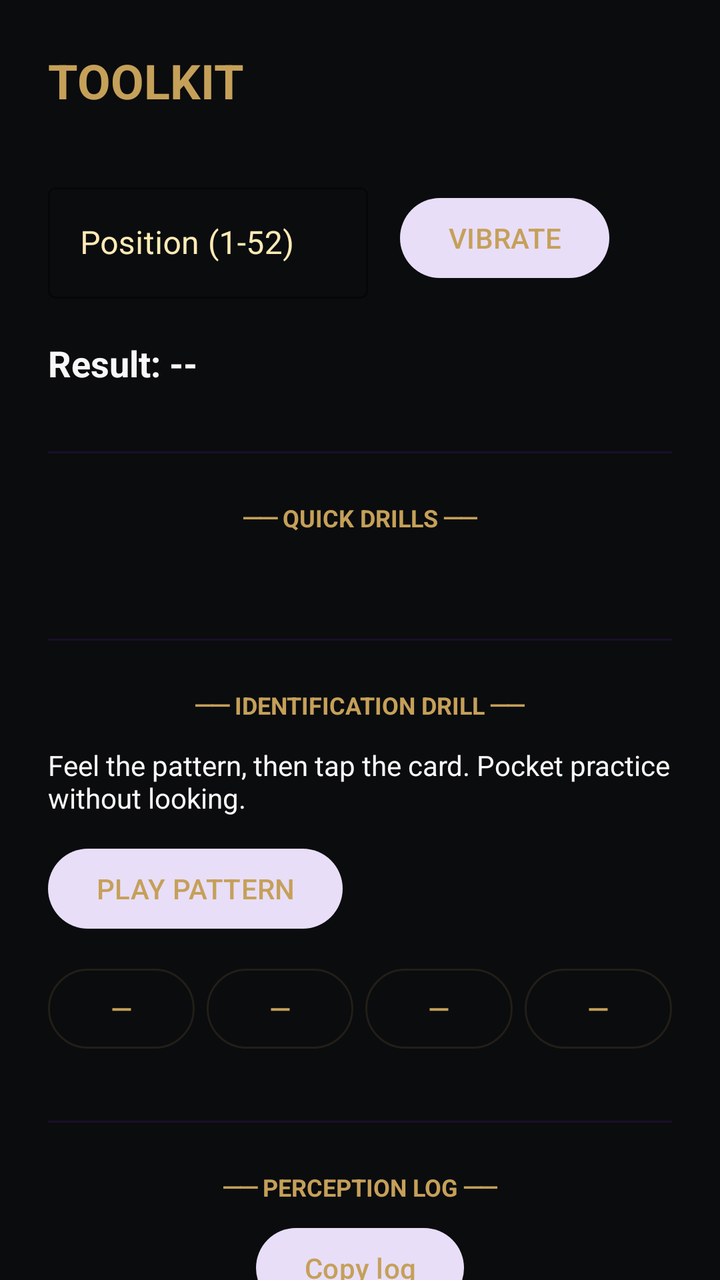
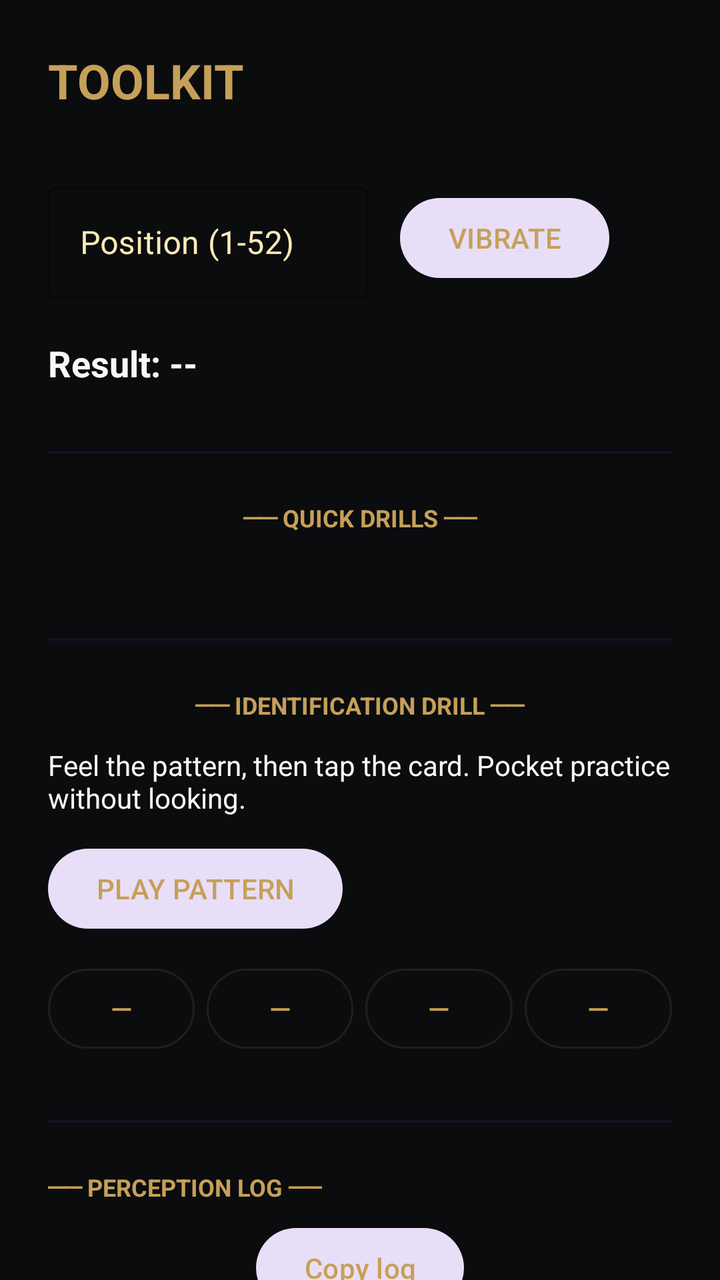

Before-and-after screenshots of an Android layout around one commit, followed by the original layout XML and the change that was made.
<!-- AndroidManifest.xml: application theme Theme.MagicHaptic -->
<!-- res/layout/fragment_test.xml -->
<?xml version="1.0" encoding="utf-8"?>
<androidx.coordinatorlayout.widget.CoordinatorLayout xmlns:android="http://schemas.android.com/apk/res/android"
    xmlns:app="http://schemas.android.com/apk/res-auto"
    android:layout_width="match_parent"
    android:layout_height="match_parent"
    android:background="@color/obsidian_black">

    <androidx.core.widget.NestedScrollView
        android:layout_width="match_parent"
        android:layout_height="match_parent">

        <androidx.constraintlayout.widget.ConstraintLayout
            android:layout_width="match_parent"
            android:layout_height="wrap_content"
            android:padding="24dp">

            <TextView
                android:id="@+id/tvTestMode"
                android:layout_width="wrap_content"
                android:layout_height="wrap_content"
                android:text="TOOLKIT"
                android:textColor="@color/antique_gold"
                android:textSize="24sp"
                android:textStyle="bold"
                app:layout_constraintStart_toStartOf="parent"
                app:layout_constraintTop_toTopOf="parent" />

            
            <com.google.android.material.textfield.TextInputLayout
                android:id="@+id/tilManualPosition"
                style="@style/Widget.MaterialComponents.TextInputLayout.OutlinedBox"
                android:layout_width="160dp"
                android:layout_height="wrap_content"
                android:layout_marginTop="32dp"
                android:hint="Position (1-52)"
                android:textColorHint="@color/gold_glow"
                app:boxStrokeColor="@color/antique_gold"
                app:hintTextColor="@color/antique_gold"
                app:layout_constraintStart_toStartOf="parent"
                app:layout_constraintTop_toBottomOf="@id/tvTestMode">

                <com.google.android.material.textfield.TextInputEditText
                    android:id="@+id/etManualPosition"
                    android:layout_width="match_parent"
                    android:layout_height="wrap_content"
                    android:inputType="number"
                    android:textColor="@color/magic_white" />
            </com.google.android.material.textfield.TextInputLayout>

            <Button
                android:id="@+id/btnVibrateManual"
                style="@style/Widget.Material3.Button.TonalButton"
                android:layout_width="wrap_content"
                android:layout_height="wrap_content"
                android:layout_marginStart="16dp"
                android:text="VIBRATE"
                android:textColor="@color/antique_gold"
                app:layout_constraintBottom_toBottomOf="@id/tilManualPosition"
                app:layout_constraintStart_toEndOf="@id/tilManualPosition"
                app:layout_constraintTop_toTopOf="@id/tilManualPosition" />

            <TextView
                android:id="@+id/tvManualCardInfo"
                android:layout_width="match_parent"
                android:layout_height="wrap_content"
                android:layout_marginTop="20dp"
                android:text="Result: --"
                android:textColor="@color/magic_white"
                android:textSize="18sp"
                android:textStyle="bold"
                app:layout_constraintTop_toBottomOf="@id/tilManualPosition" />

            <com.google.android.material.divider.MaterialDivider
                android:id="@+id/divider1"
                android:layout_width="match_parent"
                android:layout_height="wrap_content"
                android:layout_marginTop="32dp"
                app:dividerColor="@color/deep_velvet"
                app:layout_constraintTop_toBottomOf="@id/tvManualCardInfo" />

            
            <TextView
                android:id="@+id/tvQuickTestHeader"
                android:layout_width="wrap_content"
                android:layout_height="wrap_content"
                android:layout_marginTop="24dp"
                android:text="── QUICK DRILLS ──"
                android:textColor="@color/antique_gold"
                android:textSize="12sp"
                android:textStyle="bold"
                app:layout_constraintEnd_toEndOf="parent"
                app:layout_constraintStart_toStartOf="parent"
                app:layout_constraintTop_toBottomOf="@id/divider1" />

            <GridLayout
                android:id="@+id/cardGrid"
                android:layout_width="match_parent"
                android:layout_height="wrap_content"
                android:layout_marginTop="20dp"
                android:columnCount="4"
                android:useDefaultMargins="true"
                android:alignmentMode="alignBounds"
                app:layout_constraintTop_toBottomOf="@id/tvQuickTestHeader" />

            <com.google.android.material.divider.MaterialDivider
                android:id="@+id/dividerDrill"
                android:layout_width="match_parent"
                android:layout_height="wrap_content"
                android:layout_marginTop="32dp"
                app:dividerColor="@color/deep_velvet"
                app:layout_constraintTop_toBottomOf="@id/cardGrid" />

            <TextView
                android:id="@+id/tvDrillHeader"
                android:layout_width="wrap_content"
                android:layout_height="wrap_content"
                android:layout_marginTop="24dp"
                android:text="── IDENTIFICATION DRILL ──"
                android:textColor="@color/antique_gold"
                android:textSize="12sp"
                android:textStyle="bold"
                app:layout_constraintEnd_toEndOf="parent"
                app:layout_constraintStart_toStartOf="parent"
                app:layout_constraintTop_toBottomOf="@id/dividerDrill" />

            <TextView
                android:id="@+id/tvDrillStatus"
                android:layout_width="match_parent"
                android:layout_height="wrap_content"
                android:layout_marginTop="12dp"
                android:text="Feel the pattern, then tap the card. Pocket practice without looking."
                android:textColor="@color/magic_white"
                android:textSize="14sp"
                app:layout_constraintTop_toBottomOf="@id/tvDrillHeader" />

            <Button
                android:id="@+id/btnStartDrill"
                style="@style/Widget.Material3.Button.TonalButton"
                android:layout_width="wrap_content"
                android:layout_height="wrap_content"
                android:layout_marginTop="12dp"
                android:text="PLAY PATTERN"
                android:textColor="@color/antique_gold"
                app:layout_constraintStart_toStartOf="parent"
                app:layout_constraintTop_toBottomOf="@id/tvDrillStatus" />

            <LinearLayout
                android:id="@+id/drillOptions"
                android:layout_width="match_parent"
                android:layout_height="wrap_content"
                android:layout_marginTop="12dp"
                android:orientation="horizontal"
                app:layout_constraintTop_toBottomOf="@id/btnStartDrill">

                <Button
                    android:id="@+id/btnDrill1"
                    style="@style/Widget.Material3.Button.OutlinedButton"
                    android:layout_width="0dp"
                    android:layout_height="wrap_content"
                    android:layout_marginEnd="6dp"
                    android:layout_weight="1"
                    android:enabled="false"
                    android:text="—"
                    android:textColor="@color/antique_gold" />

                <Button
                    android:id="@+id/btnDrill2"
                    style="@style/Widget.Material3.Button.OutlinedButton"
                    android:layout_width="0dp"
                    android:layout_height="wrap_content"
                    android:layout_marginEnd="6dp"
                    android:layout_weight="1"
                    android:enabled="false"
                    android:text="—"
                    android:textColor="@color/antique_gold" />

                <Button
                    android:id="@+id/btnDrill3"
                    style="@style/Widget.Material3.Button.OutlinedButton"
                    android:layout_width="0dp"
                    android:layout_height="wrap_content"
                    android:layout_marginEnd="6dp"
                    android:layout_weight="1"
                    android:enabled="false"
                    android:text="—"
                    android:textColor="@color/antique_gold" />

                <Button
                    android:id="@+id/btnDrill4"
                    style="@style/Widget.Material3.Button.OutlinedButton"
                    android:layout_width="0dp"
                    android:layout_height="wrap_content"
                    android:layout_weight="1"
                    android:enabled="false"
                    android:text="—"
                    android:textColor="@color/antique_gold" />
            </LinearLayout>

            <com.google.android.material.divider.MaterialDivider
                android:id="@+id/divider2"
                android:layout_width="match_parent"
                android:layout_height="wrap_content"
                android:layout_marginTop="32dp"
                app:dividerColor="@color/deep_velvet"
                app:layout_constraintTop_toBottomOf="@id/drillOptions" />

            
            <TextView
                android:id="@+id/tvSpeechLogHeader"
                android:layout_width="wrap_content"
                android:layout_height="wrap_content"
                android:layout_marginTop="24dp"
                android:text="── PERCEPTION LOG ──"
                android:textColor="@color/antique_gold"
                android:textSize="12sp"
                android:textStyle="bold"
                app:layout_constraintEnd_toEndOf="parent"
                app:layout_constraintStart_toStartOf="parent"
                app:layout_constraintTop_toBottomOf="@id/divider2" />

            <Button
                android:id="@+id/btnCopySpeechLog"
                style="@style/Widget.Material3.Button.TonalButton"
                android:layout_width="wrap_content"
                android:layout_height="wrap_content"
                android:layout_marginTop="8dp"
                android:text="@string/copy_speech_log"
                android:textColor="@color/antique_gold"
                app:layout_constraintEnd_toEndOf="parent"
                app:layout_constraintStart_toStartOf="parent"
                app:layout_constraintTop_toBottomOf="@id/tvSpeechLogHeader" />

            <androidx.recyclerview.widget.RecyclerView
                android:id="@+id/rvSpeechLog"
                android:layout_width="match_parent"
                android:layout_height="300dp"
                android:layout_marginTop="16dp"
                android:clipToPadding="false"
                android:fadeScrollbars="true"
                app:layout_constraintTop_toBottomOf="@id/btnCopySpeechLog" />

        </androidx.constraintlayout.widget.ConstraintLayout>
    </androidx.core.widget.NestedScrollView>

</androidx.coordinatorlayout.widget.CoordinatorLayout>
<!-- resources referenced by this layout -->
<resources>
  <color name="antique_gold">#C5A059</color>
  <color name="deep_velvet">#1A0F2E</color>
  <color name="gold_glow">#FFEBB5</color>
  <color name="magic_white">#F8F8F8</color>
  <color name="obsidian_black">#0B0C0E</color>
  <string name="copy_speech_log">Copy log</string>
  <style name="Theme.MagicHaptic" parent="Theme.Material3.DayNight.NoActionBar">
          
          <item name="colorPrimary">@color/antique_gold</item>
          <item name="colorOnPrimary">@color/obsidian_black</item>
          
          
          <item name="colorSecondary">@color/deep_velvet</item>
          <item name="colorOnSecondary">@color/antique_gold</item>
          
          
          <item name="android:statusBarColor">@color/obsidian_black</item>
          <item name="android:navigationBarColor">@color/obsidian_black</item>
          <item name="android:windowBackground">@color/obsidian_black</item>
          
          
          <item name="colorSurface">@color/obsidian_black</item>
          <item name="colorOnSurface">@color/antique_gold</item>
          <item name="colorSurfaceVariant">#1A1B1E</item>
          <item name="colorOnSurfaceVariant">@color/gold_glow</item>
  
          
          <item name="snackbarStyle">@style/Widget.MaterialComponents.Snackbar</item>
      </style>
</resources>

<!-- the commit's change to res/layout/fragment_test.xml (unified diff, before → after) -->
@@ -207,15 +207,16 @@
             
             <TextView
                 android:id="@+id/tvSpeechLogHeader"
-                android:layout_width="wrap_content"
+                android:layout_width="0dp"
                 android:layout_height="wrap_content"
                 android:layout_marginTop="24dp"
+                android:layout_marginEnd="12dp"
                 android:text="── PERCEPTION LOG ──"
                 android:textColor="@color/antique_gold"
                 android:textSize="12sp"
                 android:textStyle="bold"
-                app:layout_constraintEnd_toEndOf="parent"
-                app:layout_constraintStart_toStartOf="parent"
+                app:layout_constraintStart_toStartOf="parent"
+                app:layout_constraintEnd_toStartOf="@+id/btnClearSpeechLog"
                 app:layout_constraintTop_toBottomOf="@id/divider2" />
 
             <Button
@@ -229,6 +230,15 @@
                 app:layout_constraintEnd_toEndOf="parent"
                 app:layout_constraintStart_toStartOf="parent"
                 app:layout_constraintTop_toBottomOf="@id/tvSpeechLogHeader" />
+                android:id="@+id/btnClearSpeechLog"
+                style="@style/Widget.Material3.Button.TextButton"
+                android:layout_width="wrap_content"
+                android:layout_height="wrap_content"
+                android:text="@string/clear_speech_log"
+                android:textColor="@color/antique_gold"
+                app:layout_constraintEnd_toEndOf="parent"
+                app:layout_constraintTop_toTopOf="@id/tvSpeechLogHeader"
+                app:layout_constraintBottom_toBottomOf="@id/tvSpeechLogHeader" />
 
             <androidx.recyclerview.widget.RecyclerView
                 android:id="@+id/rvSpeechLog"
<!-- resource entries referenced after the edit -->
@@ -5,6 +5,7 @@
   <color name="gold_glow">#FFEBB5</color>
   <color name="magic_white">#F8F8F8</color>
   <color name="obsidian_black">#0B0C0E</color>
+  <string name="clear_speech_log">Clear</string>
   <string name="copy_speech_log">Copy log</string>
   <style name="Theme.MagicHaptic" parent="Theme.Material3.DayNight.NoActionBar">
           
